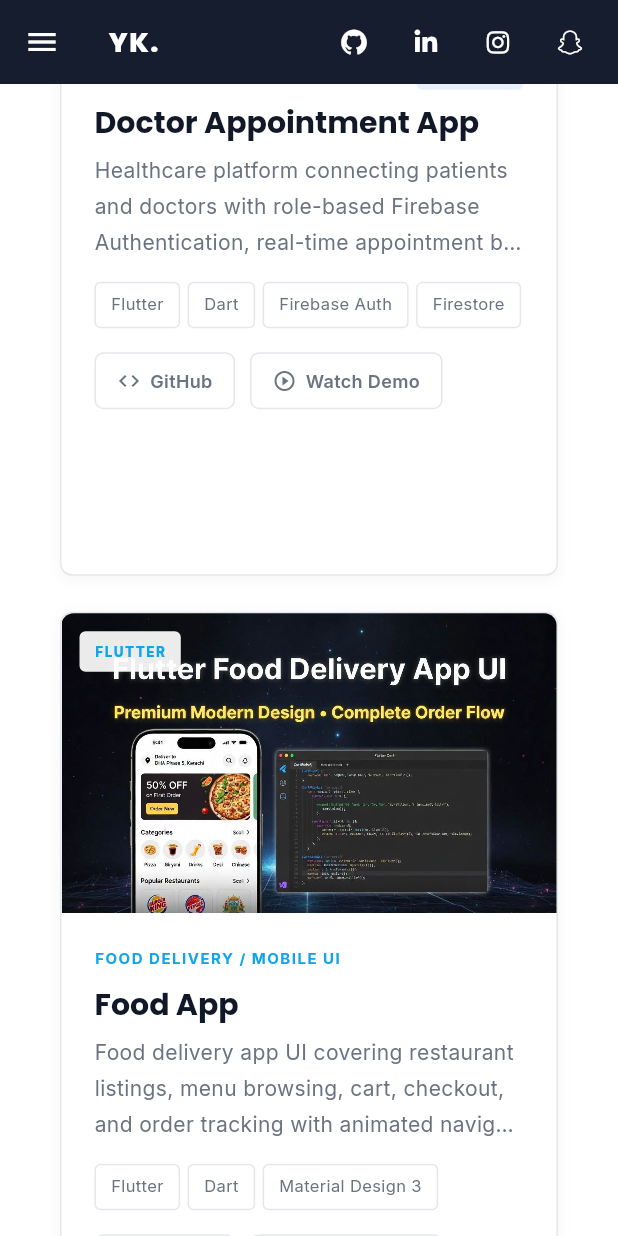
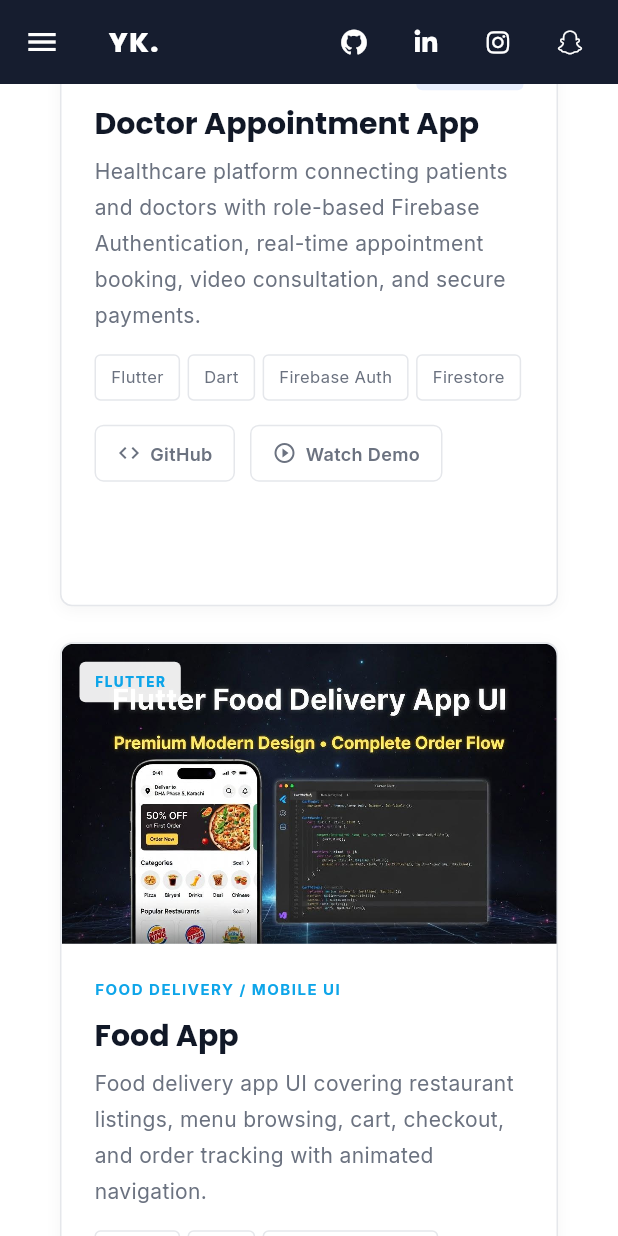
Before and after one commit to yasinkhan2856-hash/yasinkhan2856, a Flutter app: the screen it shows after launch, scrolled down 3456 dp, on a phone screen of 412 x 824 dp. Run offline on Flutter 3.47's test engine with Material 3 defaults, Android fonts, the phone set to English and light mode, and no system bars; our stand-ins replace font_awesome_flutter, google_fonts; missing offline and left inert: dart:html.

Commit message:
Add Pizaro Express project

```diff
--- a/lib/data/portfolio_data.dart
+++ b/lib/data/portfolio_data.dart
@@ -195,6 +195,25 @@ abstract final class PortfolioData {
       demoUrl: 'https://lnkd.in/p/dBrQqQqu',
       imageAsset: 'assets/aeropass.png',
     ),
+    Project(
+      title: 'Pizzaro Express',
+      category: 'Food / Pizza Ordering',
+      filterTag: 'Flutter',
+      description:
+          'Premium pizza ordering app with smooth animations, interactive pizza customization, animated cart, checkout, order preparation and tracking. Tap the pizza, watch the transition, customize it, order it, and track it!',
+      technologies: ['Flutter', 'Dart', 'GetX', 'MVVM'],
+      features: [
+        'Interactive pizza customization',
+        'Animated cart and checkout',
+        'Order preparation and tracking',
+        'Smooth animations and transitions',
+      ],
+      icon: Icons.local_pizza_outlined,
+      color: Color(0xFFF59E0B),
+      githubUrl: 'https://github.com/yasinkhan2856-hash/Pizaro_Express',
+      demoUrl: 'https://lnkd.in/p/dx3YeQY4',
+      imageAsset: 'assets/pizaro.jpg',
+    ),
   ];
 
   static const services = [
--- a/lib/sections/projects_section.dart
+++ b/lib/sections/projects_section.dart
@@ -55,7 +55,7 @@ class _ProjectsSectionState extends State<ProjectsSection> {
                     crossAxisCount: cols,
                     crossAxisSpacing: 24,
                     mainAxisSpacing: 24,
-                    mainAxisExtent: cols == 2 ? 540 : 570,
+                    mainAxisExtent: cols == 2 ? 560 : 590,
                   ),
                   itemBuilder: (context, i) => _ProjectCard(
                     project: projects[i],
@@ -225,8 +225,6 @@ class _ProjectCard extends StatelessWidget {
                 Text(
                   project.description,
                   style: Theme.of(context).textTheme.bodyMedium,
-                  maxLines: 3,
-                  overflow: TextOverflow.ellipsis,
                 ),
                 const SizedBox(height: 14),
                 Wrap(
--- a/pubspec.yaml
+++ b/pubspec.yaml
@@ -30,3 +30,4 @@ flutter:
     - assets/ecommerce.png
     - assets/aeropass.png
     - assets/doctor_app.png
+    - assets/pizaro.jpg
```
Also changed, not shown: assets/pizaro.jpg (added).
